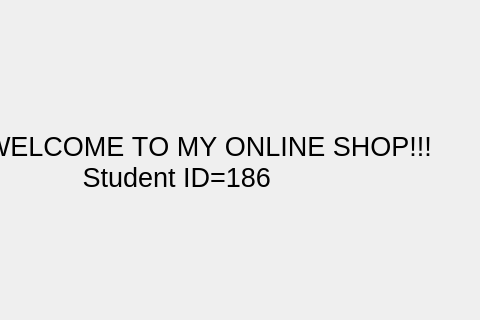
13starboy/dsba-itop2022-hw, file about.ui: the form before one commit; both pictures show x 155 to 635 and y 319 to 639 of the 866 by 639 pixel window.
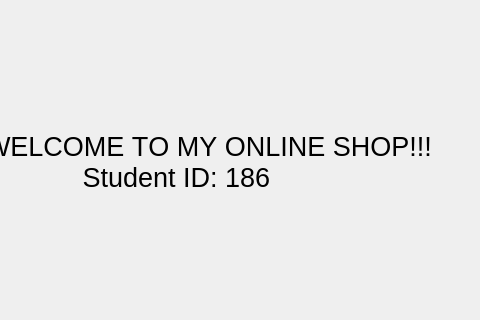
The form after the commit.

Commit message: add to cart function + design

The edit to the form file:
```diff
--- a/about.ui
+++ b/about.ui
@@ -58,7 +58,7 @@
    </property>
    <property name="text">
     <string>WELCOME TO MY ONLINE SHOP!!! 
-             Student ID=186</string>
+             Student ID: 186</string>
    </property>
   </widget>
  </widget>
```
Left out of the diff: 3 changed lines with no effect on the pictures. The commit also changes 5 other files.
